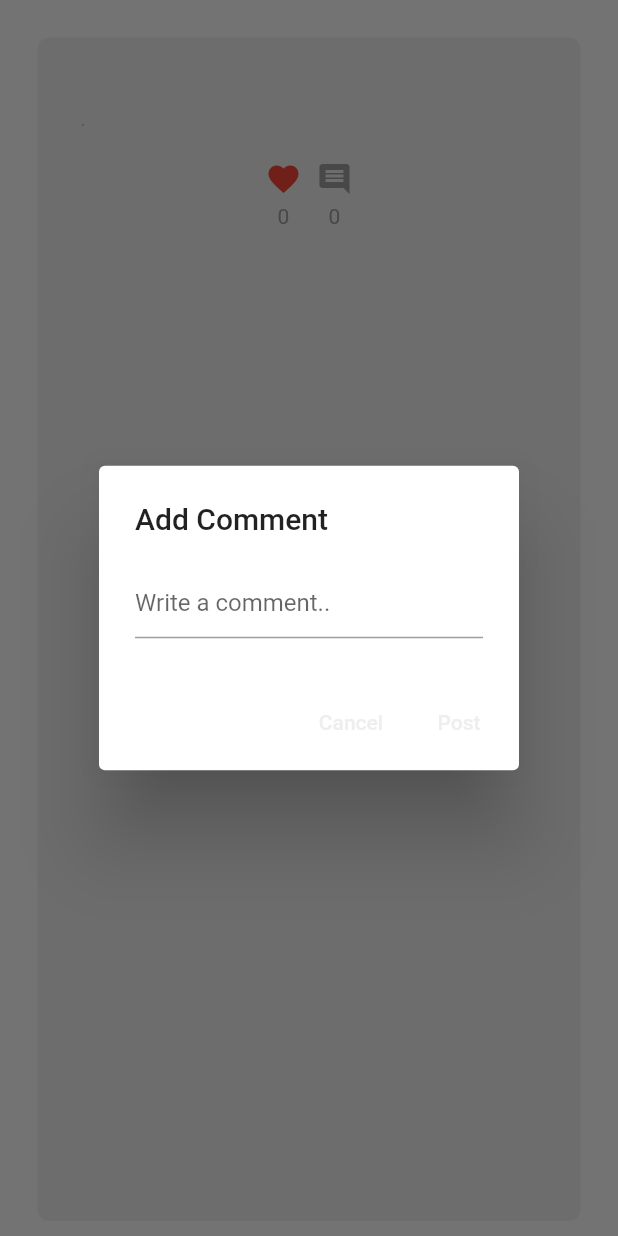
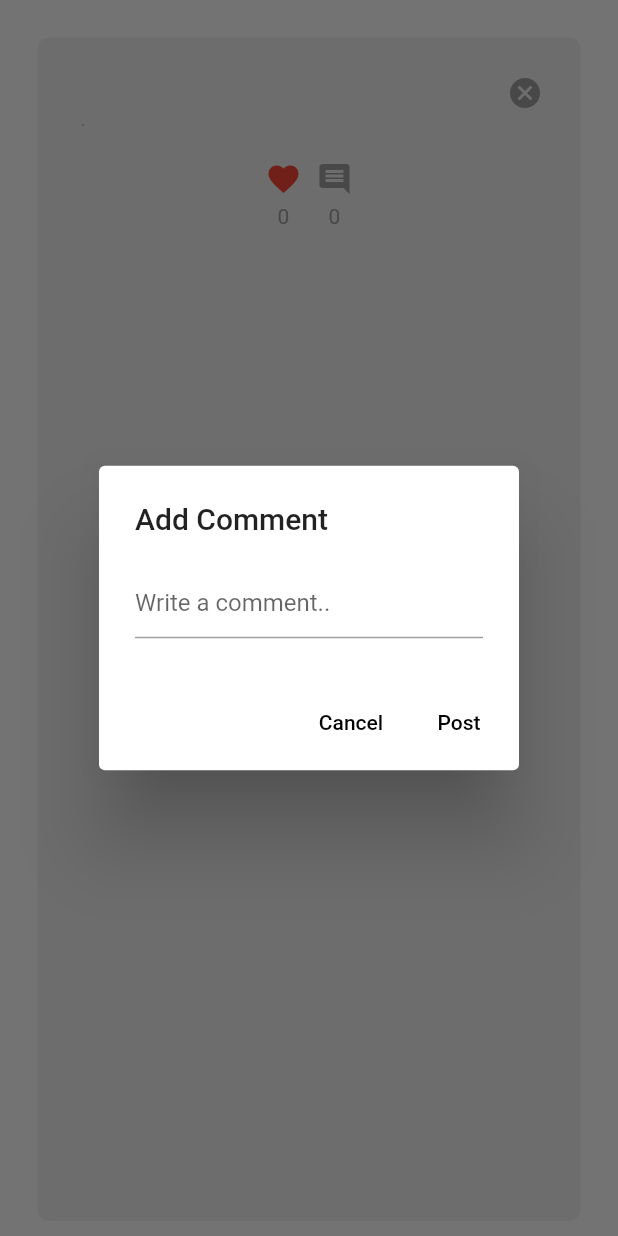
Before and after one commit to TranDangKhoaID/the_wall_social_firebase_flutter, a Flutter app: the WallPost widget shown alone on an empty page, opened directly with empty values, after a tap on the "favorite outline" icon, after a tap on the "comment" icon, on a phone screen of 412 x 824 dp. Run offline on Flutter 3.47's test engine with Material 2 defaults, Android fonts, the phone set to English and light mode, and no system bars; our stand-ins replace cloud_firestore, firebase_auth, firebase_core; accounts and stored records are empty; network calls fail.

Commit message:
add delete my posts

```diff
--- /dev/null
+++ b/lib/components/delete_button.dart
@@ -0,0 +1,14 @@
+import 'package:flutter/material.dart';
+
+class DeleteButton extends StatelessWidget {
+  final void Function()? onTap;
+  const DeleteButton({super.key, required this.onTap});
+
+  @override
+  Widget build(BuildContext context) {
+    return GestureDetector(
+      onTap: onTap,
+      child: const Icon(Icons.cancel, color: Colors.grey,),
+    );
+  }
+}
--- a/lib/theme/dark_theme.dart
+++ b/lib/theme/dark_theme.dart
@@ -3,11 +3,14 @@ import 'package:flutter/material.dart';
 ThemeData darkTheme = ThemeData(
   brightness: Brightness.dark,
   appBarTheme: const AppBarTheme(
-    backgroundColor: Colors.black
+    backgroundColor: Colors.black,
   ),
   colorScheme: ColorScheme.dark(
     background: Colors.black,
     primary: Colors.grey[900]!,
     secondary: Colors.grey[800]!,
   ),
+  textButtonTheme: TextButtonThemeData(
+    style: TextButton.styleFrom(foregroundColor: Colors.white),
+  ),
 );
--- a/lib/theme/light_theme.dart
+++ b/lib/theme/light_theme.dart
@@ -6,11 +6,14 @@ ThemeData lightTheme = ThemeData(
     backgroundColor: Colors.transparent,
     elevation: 0,
     iconTheme: IconThemeData(color: Colors.black),
-    titleTextStyle: TextStyle(color: Colors.black, fontSize: 20)
+    titleTextStyle: TextStyle(color: Colors.black, fontSize: 20),
   ),
   colorScheme: ColorScheme.light(
     background: Colors.grey[300]!,
     primary: Colors.grey[200]!,
-    secondary: Colors.grey[300]!
-  )
+    secondary: Colors.grey[300]!,
+  ),
+  textButtonTheme: TextButtonThemeData(
+    style: TextButton.styleFrom(foregroundColor: Colors.black),
+  ),
 );
```
Also changed, not shown: lib/components/wall_post.dart (+59 -0 lines).
